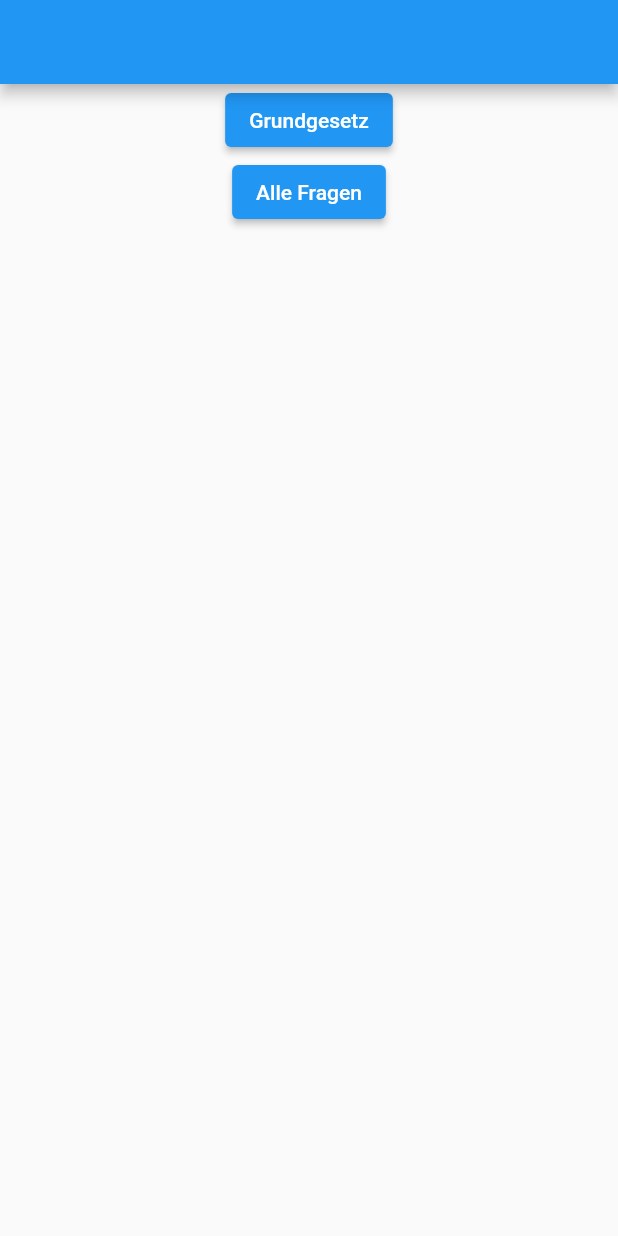
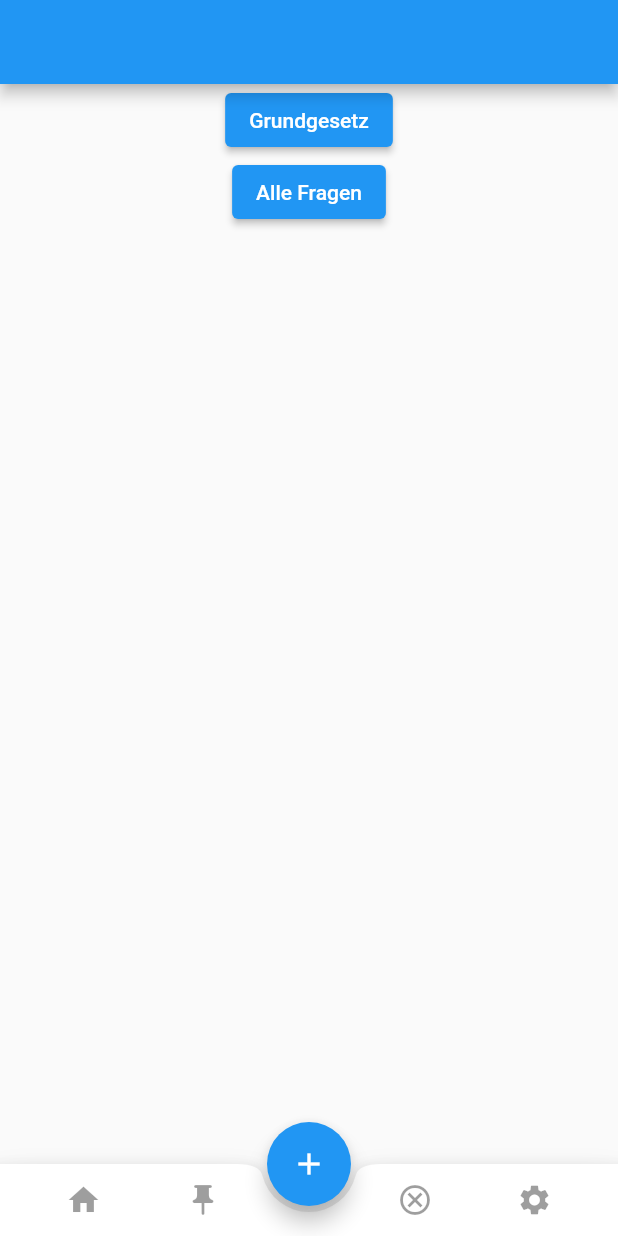
Before and after one commit to jarrodu/lebenInDeutschland, a Flutter app: the screen it shows after launch, on a phone screen of 412 x 824 dp. Run offline on Flutter 3.47's test engine with Material 2 defaults, Android fonts, the phone set to English and light mode, and no system bars; missing offline and left inert: flutter_cached_pdfview.

Commit message:
BottomAppBar added and pages created

```diff
--- a/lib/screens/all_questions.dart
+++ b/lib/screens/all_questions.dart
@@ -29,7 +29,7 @@ class _AllQuestionsState extends State<AllQuestions> {
       appBar: AppBar(),
       body: Center(
         child: PageView(
-          clipBehavior: Clip.antiAlias,
+          scrollDirection: Axis.horizontal,
           onPageChanged: (value) {
             optionColors = [
               Colors.black,
--- a/lib/screens/home_page.dart
+++ b/lib/screens/home_page.dart
@@ -11,9 +11,28 @@ class HomePage extends StatelessWidget {
       appBar: AppBar(),
       body: Center(
         child: Column(
-          children: [_constitutionButton(context), _allQuestionsButton(context)],
+          children: [
+            _constitutionButton(context),
+            _allQuestionsButton(context),
+          ],
         ),
       ),
+      floatingActionButtonLocation: FloatingActionButtonLocation.centerDocked,
+      floatingActionButton: FloatingActionButton(child: Icon(Icons.add), onPressed: () {}),
+      bottomNavigationBar: BottomAppBar(
+        shape: const CircularNotchedRectangle(),
+        child: Row(
+          mainAxisAlignment: MainAxisAlignment.spaceEvenly,
+          children: [
+            IconButton(onPressed: null, icon: Icon(Icons.home)),
+            IconButton(onPressed: null, icon: Icon(Icons.push_pin_rounded)),
+            SizedBox(width: 30,),
+            IconButton(onPressed: null, icon: Icon(Icons.cancel_outlined)),
+            IconButton(onPressed: null, icon: Icon(Icons.settings)),
+          ],
+        ),
+      ),
+
     );
   }
 
```
Also changed, not shown: lib/screens/false_questions_page.dart (added, +15 -0 lines), lib/screens/pinned_questions_page.dart (added, +15 -0 lines), lib/screens/settings_page.dart (added, +10 -0 lines).
